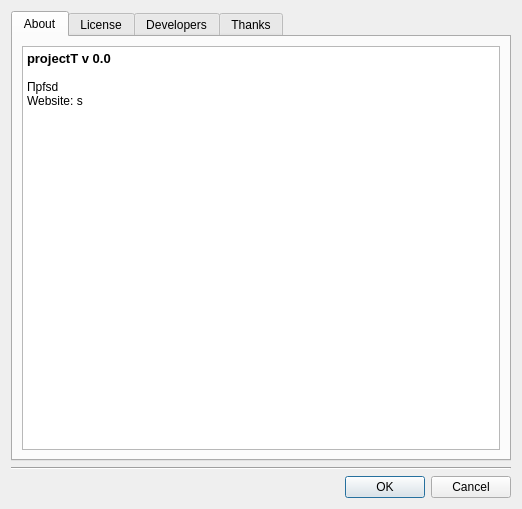
Qt form src/dialogs/about/about.ui (WarmongeR1/QDict4BQ6) before a commit.
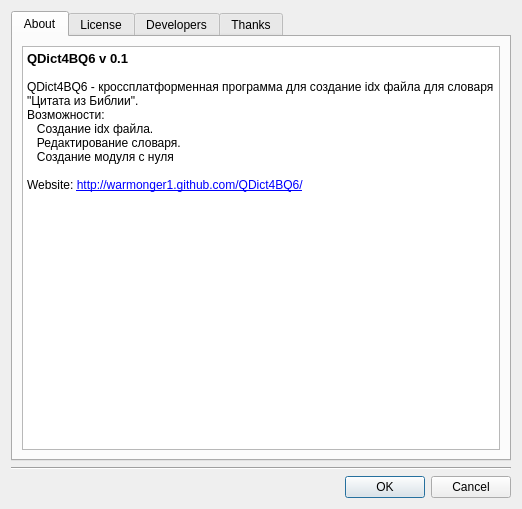
The same form after that commit. Icons and pictures are not drawn.

Diff of the .ui file:
```diff
--- a/src/dialogs/about/about.ui
+++ b/src/dialogs/about/about.ui
@@ -34,12 +34,15 @@
 &lt;table border=&quot;0&quot; style=&quot;-qt-table-type: root; margin-top:4px; margin-bottom:4px; margin-left:4px; margin-right:4px;&quot;&gt;
 &lt;tr&gt;
 &lt;td style=&quot;border: none;&quot;&gt;
-&lt;p style=&quot; margin-top:0px; margin-bottom:0px; margin-left:0px; margin-right:0px; -qt-block-indent:0; text-indent:0px;&quot;&gt;&lt;span style=&quot; font-family:'DejaVu Sans'; font-size:10pt; font-weight:600;&quot;&gt;projectT v 0.0 &lt;/span&gt;&lt;img src=&quot;:/banners/banners/globe-small.png&quot; /&gt;&lt;/p&gt;
+&lt;p style=&quot; margin-top:0px; margin-bottom:0px; margin-left:0px; margin-right:0px; -qt-block-indent:0; text-indent:0px;&quot;&gt;&lt;span style=&quot; font-family:'DejaVu Sans'; font-size:10pt; font-weight:600;&quot;&gt;QDict4BQ6 v 0.1 &lt;/span&gt;&lt;img src=&quot;:/banners/banners/globe-small.png&quot; /&gt;&lt;/p&gt;
 &lt;p style=&quot;-qt-paragraph-type:empty; margin-top:0px; margin-bottom:0px; margin-left:0px; margin-right:0px; -qt-block-indent:0; text-indent:0px;&quot;&gt;&lt;/p&gt;
-&lt;p align=&quot;justify&quot; style=&quot; margin-top:0px; margin-bottom:0px; margin-left:0px; margin-right:0px; -qt-block-indent:0; text-indent:0px;&quot;&gt;Прfsd&lt;/p&gt;
-&lt;p style=&quot; margin-top:0px; margin-bottom:0px; margin-left:0px; margin-right:0px; -qt-block-indent:0; text-indent:0px;&quot;&gt;&lt;span style=&quot; font-family:'DejaVu Sans'; color:#000000;&quot;&gt;Website: s&lt;/span&gt;&lt;/p&gt;
-&lt;p style=&quot;-qt-paragraph-type:empty; margin-top:0px; margin-bottom:0px; margin-left:0px; margin-right:0px; -qt-block-indent:0; text-indent:0px; font-family:'DejaVu Sans'; color:#000000;&quot;&gt;&lt;/p&gt;
-&lt;p style=&quot;-qt-paragraph-type:empty; margin-top:0px; margin-bottom:0px; margin-left:0px; margin-right:0px; -qt-block-indent:0; text-indent:0px; font-family:'DejaVu Sans'; color:#000000;&quot;&gt;&lt;/p&gt;
+&lt;p style=&quot; margin-top:0px; margin-bottom:0px; margin-left:0px; margin-right:0px; -qt-block-indent:0; text-indent:0px;&quot;&gt;QDict4BQ6 - кроссплатформенная программа для создание idx файла для словаря &amp;quot;Цитата из Библии&amp;quot;.&lt;/p&gt;
+&lt;p style=&quot; margin-top:0px; margin-bottom:0px; margin-left:0px; margin-right:0px; -qt-block-indent:0; text-indent:0px;&quot;&gt;Возможности:&lt;/p&gt;
+&lt;p style=&quot; margin-top:0px; margin-bottom:0px; margin-left:0px; margin-right:0px; -qt-block-indent:0; text-indent:0px;&quot;&gt;   Создание idx файла.&lt;/p&gt;
+&lt;p style=&quot; margin-top:0px; margin-bottom:0px; margin-left:0px; margin-right:0px; -qt-block-indent:0; text-indent:0px;&quot;&gt;   Редактирование словаря.&lt;/p&gt;
+&lt;p style=&quot; margin-top:0px; margin-bottom:0px; margin-left:0px; margin-right:0px; -qt-block-indent:0; text-indent:0px;&quot;&gt;   Создание модуля с нуля &lt;/p&gt;
+&lt;p style=&quot;-qt-paragraph-type:empty; margin-top:0px; margin-bottom:0px; margin-left:0px; margin-right:0px; -qt-block-indent:0; text-indent:0px;&quot;&gt;&lt;/p&gt;
+&lt;p style=&quot; margin-top:0px; margin-bottom:0px; margin-left:0px; margin-right:0px; -qt-block-indent:0; text-indent:0px;&quot;&gt;&lt;span style=&quot; font-family:'DejaVu Sans'; color:#000000;&quot;&gt;Website: &lt;/span&gt;&lt;a href=&quot;http://warmonger1.github.com/QDict4BQ6/&quot;&gt;&lt;span style=&quot; text-decoration: underline; color:#0000ff;&quot;&gt;http://warmonger1.github.com/QDict4BQ6/&lt;/span&gt;&lt;/a&gt;&lt;/p&gt;
 &lt;p style=&quot;-qt-paragraph-type:empty; margin-top:0px; margin-bottom:0px; margin-left:0px; margin-right:0px; -qt-block-indent:0; text-indent:0px; font-family:'DejaVu Sans'; color:#000000;&quot;&gt;&lt;/p&gt;&lt;/td&gt;&lt;/tr&gt;&lt;/table&gt;&lt;/body&gt;&lt;/html&gt;</string>
          </property>
         </widget>
```
Left out of the diff: 5 changed lines with no effect on the pictures.
